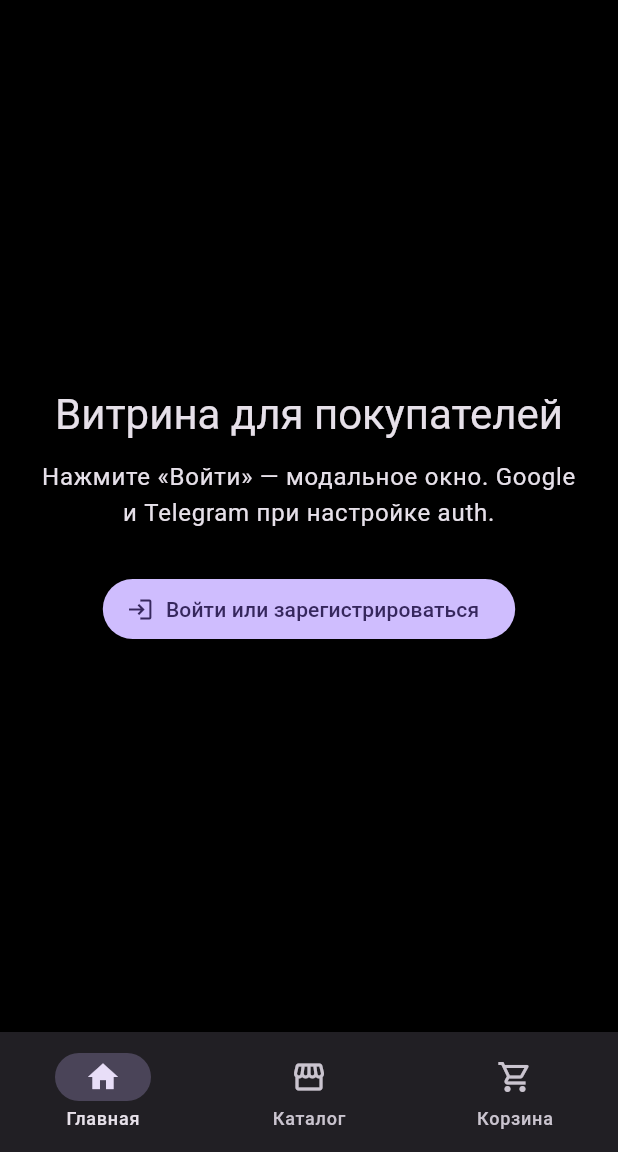
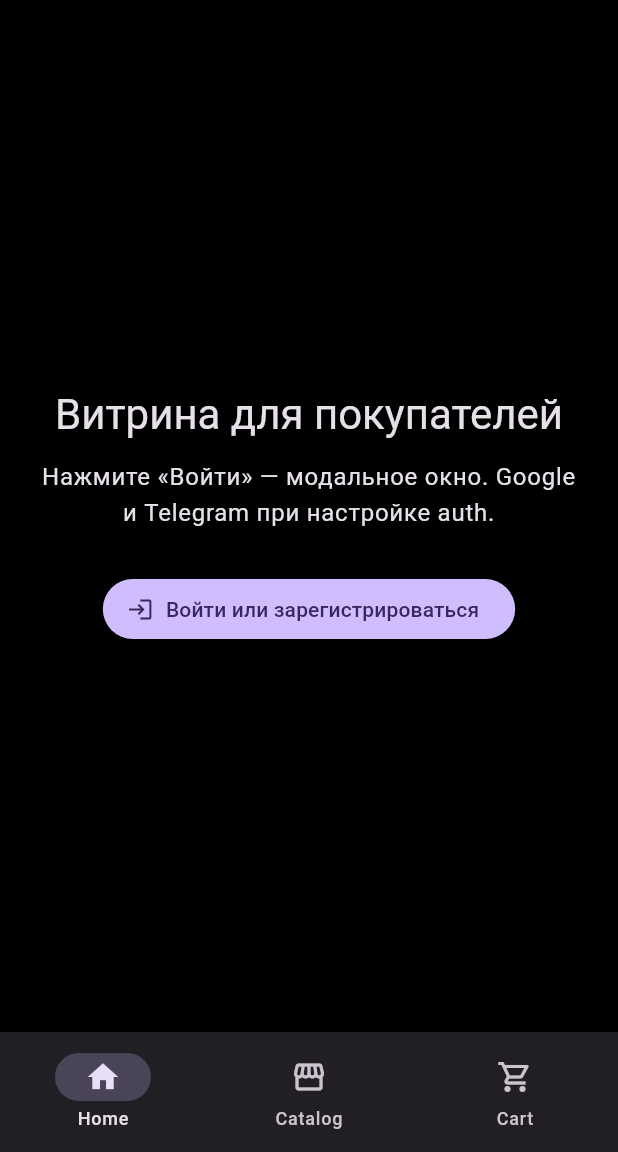
Before and after one commit to ZhuchkaTriplesix/ZhuchkaKeyboards_frontend_market, a Flutter app: the screen it shows after launch, on a phone screen of 412 x 824 dp, the part 84-1236 px from its top. Run offline on Flutter 3.47's test engine with Material 3 defaults, Android fonts, the phone set to English and light mode, and no system bars; our stand-ins replace dio, go_router, google_sign_in, shared_preferences; missing offline and left inert: dart:html, dart:ui_web.

Commit message:
feat(l10n): localize MarketShell navigation labels
Made-with: Cursor

```diff
--- a/lib/widgets/market_shell.dart
+++ b/lib/widgets/market_shell.dart
@@ -1,5 +1,7 @@
 import 'package:flutter/material.dart';
 import 'package:go_router/go_router.dart';
+
+import '../l10n/app_localizations.dart';
 
 /// App chrome: primary destinations + [child] from [GoRouter] [ShellRoute].
 class MarketShell extends StatelessWidget {
@@ -20,6 +22,7 @@ class MarketShell extends StatelessWidget {
 
   @override
   Widget build(BuildContext context) {
+    final l10n = AppLocalizations.of(context);
     return Column(
       children: [
         Expanded(child: child),
@@ -35,24 +38,24 @@ class MarketShell extends StatelessWidget {
                 context.go('/cart');
             }
           },
-          destinations: const [
+          destinations: [
             NavigationDestination(
-              icon: Icon(Icons.home_outlined),
-              selectedIcon: Icon(Icons.home),
-              label: 'Главная',
-              tooltip: 'Витрина — главная страница',
+              icon: const Icon(Icons.home_outlined),
+              selectedIcon: const Icon(Icons.home),
+              label: l10n.navHome,
+              tooltip: l10n.navHomeTooltip,
             ),
             NavigationDestination(
-              icon: Icon(Icons.storefront_outlined),
-              selectedIcon: Icon(Icons.storefront),
-              label: 'Каталог',
-              tooltip: 'Каталог товаров',
+              icon: const Icon(Icons.storefront_outlined),
+              selectedIcon: const Icon(Icons.storefront),
+              label: l10n.navCatalog,
+              tooltip: l10n.navCatalogTooltip,
             ),
             NavigationDestination(
-              icon: Icon(Icons.shopping_cart_outlined),
-              selectedIcon: Icon(Icons.shopping_cart),
-              label: 'Корзина',
-              tooltip: 'Корзина покупок',
+              icon: const Icon(Icons.shopping_cart_outlined),
+              selectedIcon: const Icon(Icons.shopping_cart),
+              label: l10n.navCart,
+              tooltip: l10n.navCartTooltip,
             ),
           ],
         ),
```
